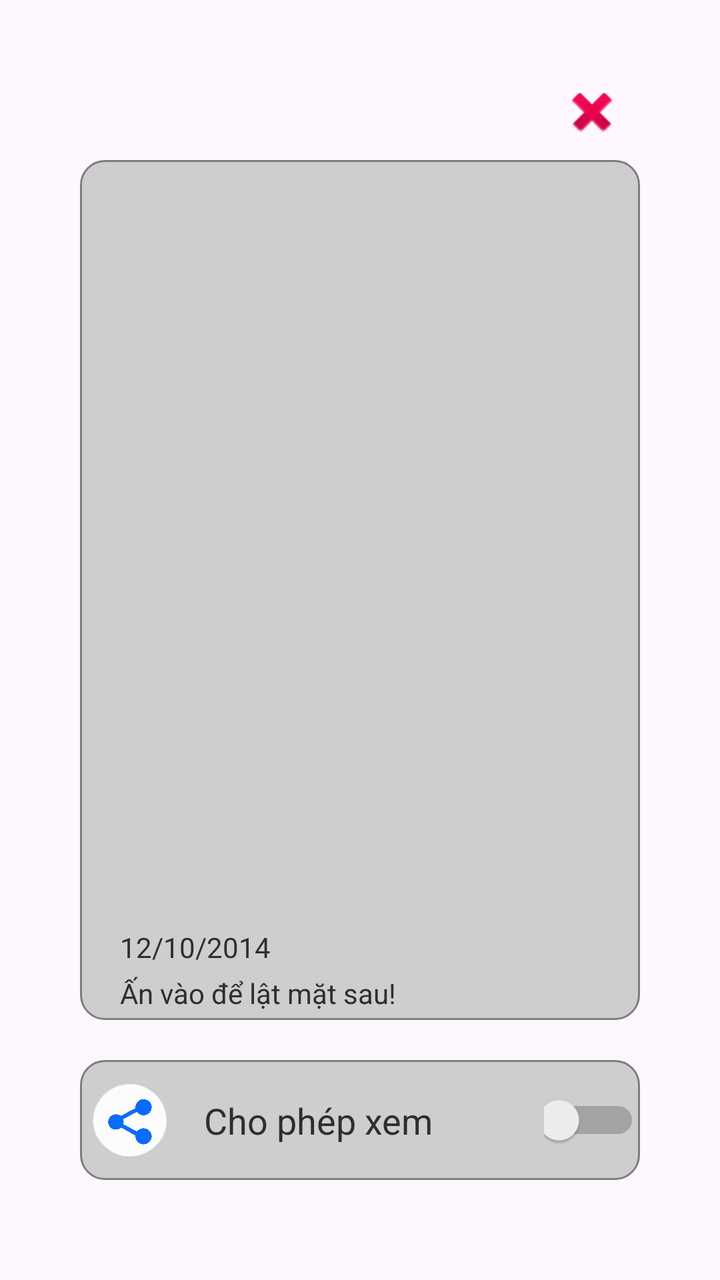
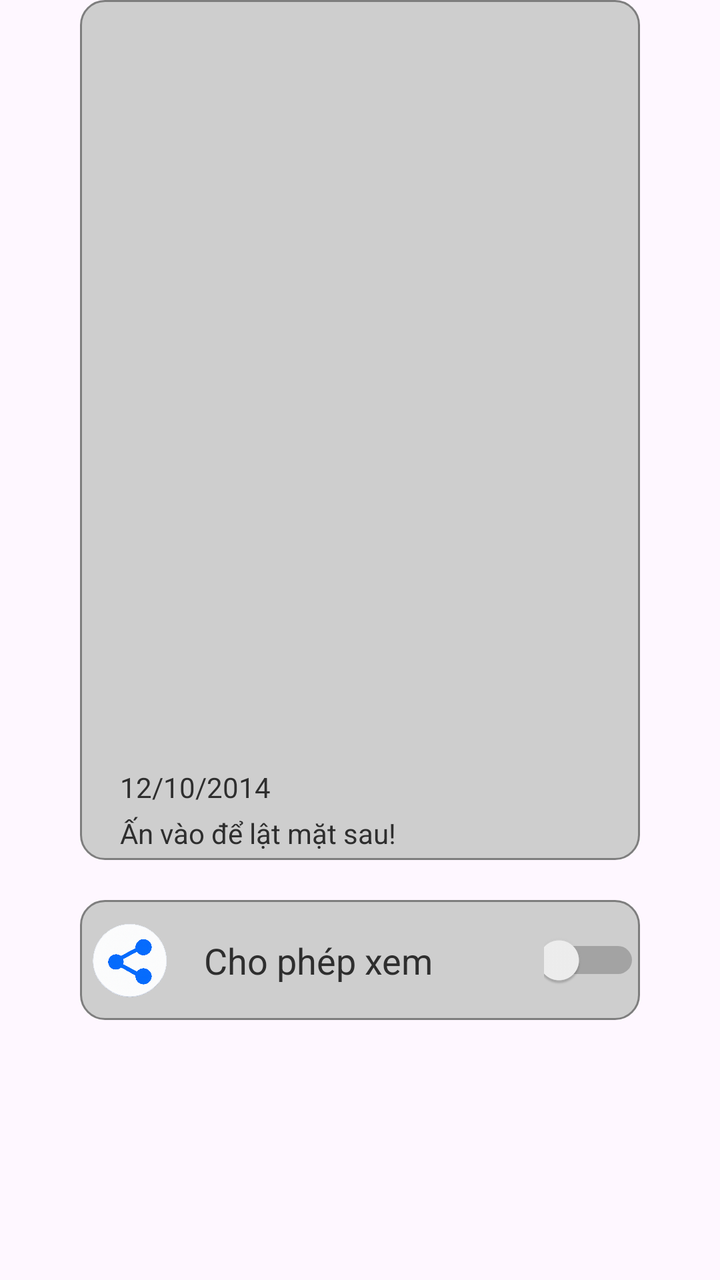

Compare the two renders of this Android layout. The source of the first and the diff that turns it into the second are given below.
<!-- AndroidManifest.xml: application theme Theme.TraigaBT6 -->
<!-- res/layout/image_item_front.xml -->
<?xml version="1.0" encoding="utf-8"?>
<androidx.constraintlayout.widget.ConstraintLayout xmlns:android="http://schemas.android.com/apk/res/android"
    xmlns:app="http://schemas.android.com/apk/res-auto"
    xmlns:tools="http://schemas.android.com/tools"
    android:layout_width="match_parent"
    android:layout_height="match_parent">

    <androidx.constraintlayout.widget.ConstraintLayout
        android:id="@+id/constraintLayout"
        android:layout_width="wrap_content"
        android:layout_height="wrap_content"
        android:layout_marginTop="80dp"
        android:background="@drawable/item_drawable"
        android:paddingStart="20dp"
        android:paddingTop="20dp"
        android:paddingEnd="20dp"
        android:paddingBottom="4dp"
        app:layout_constraintEnd_toEndOf="parent"
        app:layout_constraintStart_toStartOf="parent"
        app:layout_constraintTop_toTopOf="parent">

        <ImageView
            android:id="@+id/imgAlbum"
            android:layout_width="240dp"
            android:layout_height="360dp"
            android:scaleType="fitCenter"
            app:layout_constraintEnd_toEndOf="parent"
            app:layout_constraintStart_toStartOf="parent"
            app:layout_constraintTop_toTopOf="parent" />

        <TextView
            android:id="@+id/date"
            android:layout_width="wrap_content"
            android:layout_height="wrap_content"
            android:layout_marginTop="4dp"
            android:text="12/10/2014"
            android:textColor="#2E2E2E"
            app:layout_constraintStart_toStartOf="@+id/imgAlbum"
            app:layout_constraintTop_toBottomOf="@+id/imgAlbum" />

        <TextView
            android:id="@+id/textView3"
            android:layout_width="wrap_content"
            android:layout_height="wrap_content"
            android:layout_marginTop="4dp"
            android:text="Ấn vào để lật mặt sau!"
            android:textColor="#2E2E2E"
            app:layout_constraintStart_toStartOf="@+id/date"
            app:layout_constraintTop_toBottomOf="@+id/date" />
    </androidx.constraintlayout.widget.ConstraintLayout>

    <ImageButton
        android:id="@+id/delete"
        android:layout_width="48dp"
        android:layout_height="48dp"
        android:background="@null"
        android:contentDescription="delete"
        app:layout_constraintBottom_toTopOf="@+id/constraintLayout"
        app:layout_constraintEnd_toEndOf="@+id/constraintLayout"
        app:srcCompat="@android:drawable/ic_delete" />

    <androidx.constraintlayout.widget.ConstraintLayout
        android:layout_width="0dp"
        android:layout_height="60dp"
        android:layout_marginTop="20dp"
        android:background="@drawable/item_drawable"
        app:layout_constraintEnd_toEndOf="@id/constraintLayout"
        app:layout_constraintStart_toStartOf="@id/constraintLayout"
        app:layout_constraintTop_toBottomOf="@id/constraintLayout">

        <ImageView
            android:id="@+id/imageView"
            android:layout_width="50dp"
            android:layout_height="50dp"
            android:scaleType="fitCenter"
            app:layout_constraintBottom_toBottomOf="parent"
            app:layout_constraintStart_toStartOf="parent"
            app:layout_constraintTop_toTopOf="parent"
            app:srcCompat="@drawable/blue_share_button_icon" />

        <TextView
            android:id="@+id/textView4"
            android:layout_width="0dp"
            android:layout_height="wrap_content"
            android:layout_marginStart="12dp"
            android:text="Cho phép xem"
            android:textColor="#2E2E2E"
            android:textSize="18sp"
            app:layout_constraintBottom_toBottomOf="parent"
            app:layout_constraintEnd_toStartOf="@id/switch1"
            app:layout_constraintStart_toEndOf="@id/imageView"
            app:layout_constraintTop_toTopOf="parent" />

        <Switch
            android:id="@+id/switch1"
            android:layout_width="48dp"
            android:layout_height="48dp"
            android:trackTint="@color/swtich_tract"
            app:layout_constraintBottom_toBottomOf="parent"
            app:layout_constraintEnd_toEndOf="parent"
            app:layout_constraintTop_toTopOf="parent" />

    </androidx.constraintlayout.widget.ConstraintLayout>


</androidx.constraintlayout.widget.ConstraintLayout>
<!-- resources referenced by this layout -->
<resources>
  <!-- drawable blue_share_button_icon: png bitmap (drawable, 703945 bytes) -->
  <!-- drawable item_drawable (drawable) -->
  <?xml version="1.0" encoding="utf-8"?>
  <shape xmlns:android="http://schemas.android.com/apk/res/android">
  
      <solid android:color="#CECECE"></solid>
      <corners android:radius="12dp"></corners>
      <stroke
          android:width="1dp"
          android:color="#7E7E7E">
      </stroke>
  </shape>
  <style name="Theme.TraigaBT6" parent="Base.Theme.TraigaBT6" />
  <style name="Base.Theme.TraigaBT6" parent="Theme.Material3.DayNight.NoActionBar">
          
          
      </style>
</resources>

<!-- the commit's change to res/layout/image_item_front.xml (unified diff, before → after) -->
@@ -9,7 +9,6 @@
         android:id="@+id/constraintLayout"
         android:layout_width="wrap_content"
         android:layout_height="wrap_content"
-        android:layout_marginTop="80dp"
         android:background="@drawable/item_drawable"
         android:paddingStart="20dp"
         android:paddingTop="20dp"
@@ -48,16 +47,6 @@
             app:layout_constraintStart_toStartOf="@+id/date"
             app:layout_constraintTop_toBottomOf="@+id/date" />
     </androidx.constraintlayout.widget.ConstraintLayout>
-
-    <ImageButton
-        android:id="@+id/delete"
-        android:layout_width="48dp"
-        android:layout_height="48dp"
-        android:background="@null"
-        android:contentDescription="delete"
-        app:layout_constraintBottom_toTopOf="@+id/constraintLayout"
-        app:layout_constraintEnd_toEndOf="@+id/constraintLayout"
-        app:srcCompat="@android:drawable/ic_delete" />
 
     <androidx.constraintlayout.widget.ConstraintLayout
         android:layout_width="0dp"
